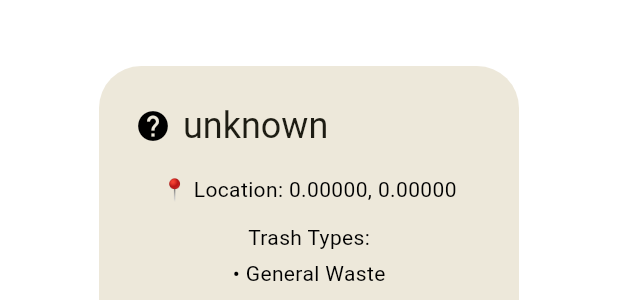
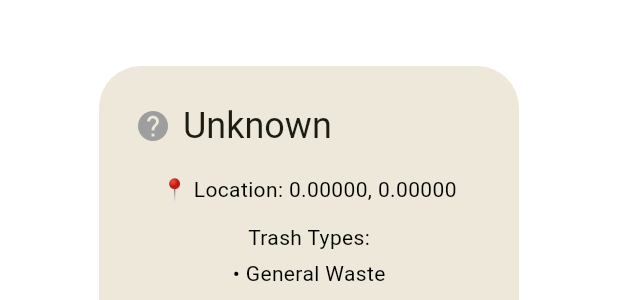
Before and after one commit to jhenselmann/trash_app, a Flutter app: the WastePopup widget shown alone on an empty page, opened directly with empty values, on a phone screen of 412 x 824 dp. Shown: the part 369-669 px from the top of the screen. Run offline on Flutter 3.47's test engine with Material 3 defaults, Android fonts, the phone set to English and light mode, and no system bars; our stand-ins replace flutter_map, flutter_svg, geocoding, latlong2, location; missing offline and left inert: flutter_map_marker_cluster.

Commit message:
modal added trashcan, icon change container, cancel logic

```diff
--- a/lib/widgets/waste_popup.dart
+++ b/lib/widgets/waste_popup.dart
@@ -19,7 +19,7 @@ class WastePopup extends StatelessWidget {
     return AlertDialog(
       title: Row(
         children: [
-          Icon(_getIconForForm(), color: const Color.fromARGB(255, 0, 0, 0)),
+          _getIconForForm(), // ← ersetzt: Icon(...)
           const SizedBox(width: 8),
           Text(_getTitleForForm()),
         ],
@@ -49,16 +49,17 @@ class WastePopup extends StatelessWidget {
     );
   }
 
-  IconData _getIconForForm() {
+  /// Liefert je nach Typ ein Icon oder Bild zurück
+  Widget _getIconForForm() {
     switch (wasteForm) {
       case 'basket':
-        return Icons.delete_outline;
+        return const Icon(Icons.delete_outline, color: Colors.black);
       case 'container':
-        return Icons.local_shipping;
+        return Image.asset('assets/icons/container.png', width: 24, height: 24);
       case 'centre':
-        return Icons.home_repair_service;
+        return const Icon(Icons.recycling, color: Colors.black);
       default:
-        return Icons.help;
+        return const Icon(Icons.help, color: Colors.grey);
     }
   }
 
@@ -71,7 +72,7 @@ class WastePopup extends StatelessWidget {
       case 'centre':
         return 'Recycling center';
       default:
-        return 'unknown';
+        return 'Unknown';
     }
   }
 }
--- a/pubspec.yaml
+++ b/pubspec.yaml
@@ -68,8 +68,6 @@ flutter:
   # To add assets to your application, add an assets section, like this:
   assets:
       - assets/icons/
-  #   - images/a_dot_burr.jpeg
-  #   - images/a_dot_ham.jpeg
       - assets/waste_data.json
 
   # An image asset can refer to one or more resolution-specific "variants", see
```
Also changed, not shown: lib/data/waste_marker_loader.dart (+14 -16 lines), lib/screens/addtrashcan/confirm_trash_screen.dart (+20 -8 lines), lib/screens/new_trashcan_screen.dart (+75 -3 lines), assets/icons/container.png (added).
